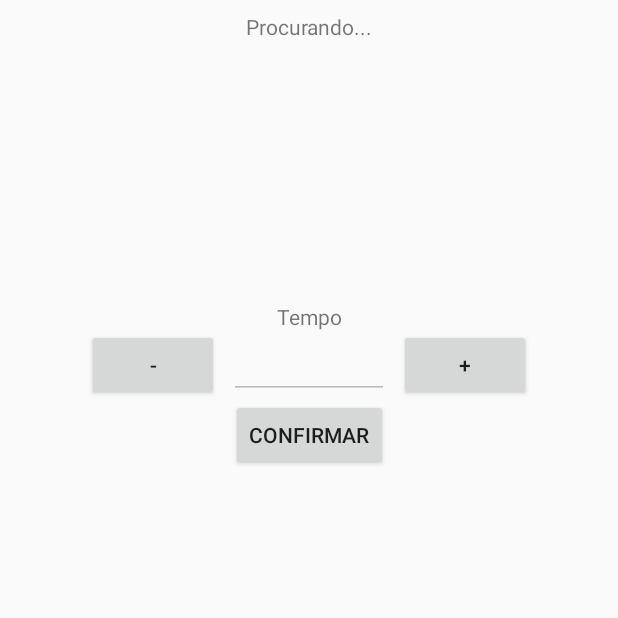
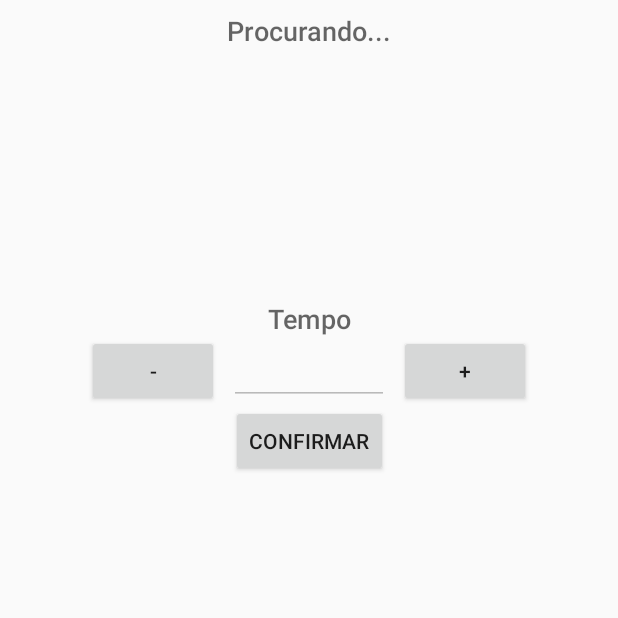
Before and after one commit to andrepbap/xraycontroller, an Android app: the screen it shows after launch (MainActivity), on a phone screen of 412 x 824 dp, the top half of it. Run offline under Robolectric (Android 15) with nearby library versions, the phone set to English and light mode, and no system bars.

Commit message:
first release

```diff
--- a/app/src/main/java/br/com/andrepbaptista/xraycontroller/util/ValuesUtils.java
+++ b/app/src/main/java/br/com/andrepbaptista/xraycontroller/util/ValuesUtils.java
@@ -51,7 +51,7 @@ public class ValuesUtils {
                 value = "04";
                 break;
             case "0,8":
-                value = "10";
+                value = "05";
                 break;
             case "10":
                 value = "06";
--- a/app/src/main/res/layout/activity_main.xml
+++ b/app/src/main/res/layout/activity_main.xml
@@ -10,14 +10,15 @@
         android:id="@+id/lblScanning"
         android:layout_width="0dp"
         android:layout_height="wrap_content"
+        android:layout_margin="8dp"
         android:gravity="center"
         android:text="Procurando..."
+        android:textAppearance="@android:style/TextAppearance.DeviceDefault.Medium"
         app:layout_constraintBottom_toBottomOf="parent"
         app:layout_constraintLeft_toLeftOf="parent"
         app:layout_constraintRight_toRightOf="parent"
         app:layout_constraintTop_toTopOf="parent"
-        app:layout_constraintVertical_bias="0"
-        android:layout_margin="8dp"/>
+        app:layout_constraintVertical_bias="0" />
 
     <Button
         android:id="@+id/btnSearch"
@@ -34,6 +35,7 @@
         android:layout_width="wrap_content"
         android:layout_height="wrap_content"
         android:text="Tempo"
+        android:textAppearance="@android:style/TextAppearance.DeviceDefault.Medium"
         app:layout_constraintBottom_toBottomOf="parent"
         app:layout_constraintEnd_toEndOf="parent"
         app:layout_constraintStart_toStartOf="parent"
```
Also changed, not shown: app/src/main/java/br/com/andrepbaptista/xraycontroller/ui/MainActivity.java (+37 -23 lines).
